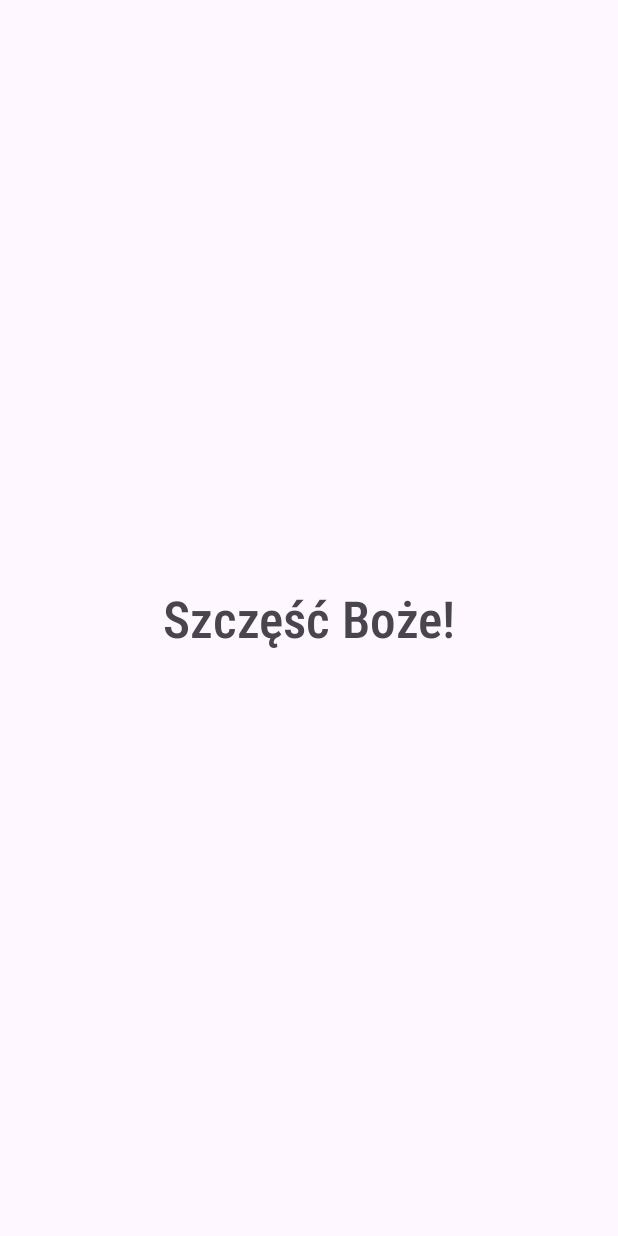
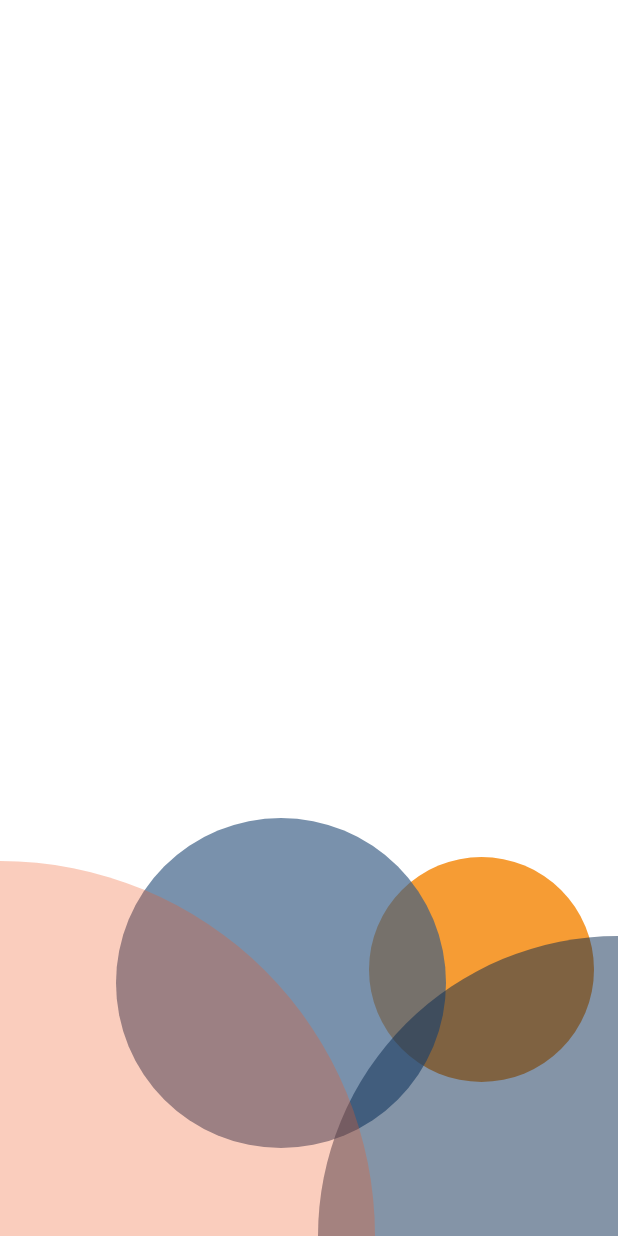
Before and after one commit to mlekstan/NET-CARS, an Android app: the screen it shows after launch (MainActivity), on a phone screen of 412 x 824 dp. Run offline under Robolectric (Android 15) with nearby library versions, the phone set to English and light mode, and no system bars.

Commit message:
animacja figur (ekran logowania)

```diff
--- a/app/src/main/java/com/example/shop_app/MainActivity.java
+++ b/app/src/main/java/com/example/shop_app/MainActivity.java
@@ -10,8 +10,12 @@ import android.animation.ValueAnimator;
 import android.os.Build;
 import android.os.Bundle;
 import android.os.Handler;
+import android.util.DisplayMetrics;
 import android.view.View;
+import android.view.Window;
+import android.view.WindowManager;
 import android.view.animation.AnticipateInterpolator;
+import android.view.animation.AnticipateOvershootInterpolator;
 import android.view.animation.LinearInterpolator;
 import android.view.animation.OvershootInterpolator;
 
@@ -25,8 +29,51 @@ import androidx.core.view.WindowInsetsCompat;
 
 import java.time.Duration;
 import java.time.Instant;
+import java.util.Random;
 
 public class MainActivity extends AppCompatActivity {
+    private static void makeAnimation(View animatedViewObject, long duration) {
+        final ValueAnimator fadeOutAnimator = ValueAnimator.ofFloat(1f, 0f);
+        fadeOutAnimator.setDuration(duration);
+        fadeOutAnimator.addUpdateListener(new ValueAnimator.AnimatorUpdateListener() {
+            @Override
+            public void onAnimationUpdate(ValueAnimator animation) {
+                float alpha = (float) animation.getAnimatedValue();
+                animatedViewObject.setAlpha(alpha);
+            }
+        });
+
+
+        final ValueAnimator fadeInAnimator = ValueAnimator.ofFloat(0f, 1f);
+        fadeInAnimator.setDuration(duration);
+        fadeInAnimator.addUpdateListener(new ValueAnimator.AnimatorUpdateListener() {
+            @Override
+            public void onAnimationUpdate(ValueAnimator animation) {
+                float alpha = (float) animation.getAnimatedValue();
+                animatedViewObject.setAlpha(alpha);
+            }
+        });
+
+
+        fadeOutAnimator.addListener(new AnimatorListenerAdapter() {
+            @Override
+            public void onAnimationEnd(Animator animation) {
+                super.onAnimationEnd(animation);
+                fadeInAnimator.start();
+            }
+        });
+
+        fadeInAnimator.addListener(new AnimatorListenerAdapter() {
+            @Override
+            public void onAnimationEnd(Animator animation) {
+                super.onAnimationEnd(animation);
+                fadeOutAnimator.start();
+            }
+        });
+
+        fadeOutAnimator.start();
+    }
+
 
     @RequiresApi(api = Build.VERSION_CODES.S)
     @Override
@@ -36,7 +83,7 @@ public class MainActivity extends AppCompatActivity {
 
         splashScreen.setKeepOnScreenCondition(() -> {
             try {
-                Thread.sleep(0);
+                Thread.sleep(800);
                 return false;
             } catch (Exception e) {
                 return false;
@@ -49,81 +96,51 @@ public class MainActivity extends AppCompatActivity {
             Instant startTime = Instant.now();
             long endTime = 2;
 
-            while((Duration.between(startTime,Instant.now())).getSeconds() < endTime){}
+            while((Duration.between(startTime,Instant.now())).getSeconds() < endTime){} // pojebane ale niech zostanie na pamiatkę - też działa ;)
             return false;
         });
 
         */
 
         splashScreen.setOnExitAnimationListener(splashScreenViewProvider -> {
-            ObjectAnimator endScreenAnimation = ObjectAnimator.ofFloat(splashScreenViewProvider.getView(), "alpha", 1f, 0f);
-            endScreenAnimation.setDuration(500);
+            ObjectAnimator endScreenAnimation = ObjectAnimator.ofFloat(splashScreenViewProvider.getView(), "alpha", 1.0f, 0.0f);
+            endScreenAnimation.setDuration(1000);
 
 
-            ValueAnimator firstEndAnimation = ValueAnimator.ofFloat(1f,0f);
+            ValueAnimator firstEndAnimation = ValueAnimator.ofFloat(1.0f, 0.0f);
             firstEndAnimation.setDuration(500);
+            firstEndAnimation.setInterpolator(new AnticipateOvershootInterpolator());
 
             firstEndAnimation.addUpdateListener(anim -> {
-                splashScreenViewProvider.getIconView().setAlpha((Float) firstEndAnimation.getAnimatedValue());
+                splashScreenViewProvider.getIconView().setScaleX((Float) firstEndAnimation.getAnimatedValue());
             });
 
 
-            ValueAnimator secondEndAnimation = ValueAnimator.ofFloat(1f,0.0f);
+            ValueAnimator secondEndAnimation = ValueAnimator.ofFloat(1.0f, 0.0f);
             secondEndAnimation.setDuration(500);
-            secondEndAnimation.setInterpolator(new OvershootInterpolator());
+            secondEndAnimation.setInterpolator(new AnticipateOvershootInterpolator());
 
             secondEndAnimation.addUpdateListener(anim -> {
-                splashScreenViewProvider.getIconView().setScaleX((Float) secondEndAnimation.getAnimatedValue());
+                splashScreenViewProvider.getIconView().setScaleY((Float) secondEndAnimation.getAnimatedValue());
             });
 
 
-            ValueAnimator thirdEndAnimation = ValueAnimator.ofFloat(1f,0.0f);
-            thirdEndAnimation.setDuration(500);
-            thirdEndAnimation.setInterpolator(new OvershootInterpolator());
+            AnimatorSet endAnimations = new AnimatorSet();
+            endAnimations.play(firstEndAnimation).with(secondEndAnimation);
 
-            thirdEndAnimation.addUpdateListener(anim -> {
-                splashScreenViewProvider.getIconView().setScaleY((Float) thirdEndAnimation.getAnimatedValue());
-            });
-
-
-
-            AnimatorSet endAnimations = new AnimatorSet();
-            /*
             endAnimations.addListener(new AnimatorListenerAdapter() {
                 @Override
                 public void onAnimationEnd(Animator animation) {
                     splashScreenViewProvider.remove();
                 }
             });
-            */
 
-            endAnimations.play(firstEndAnimation).with(secondEndAnimation);
-            endAnimations.play(firstEndAnimation).with(thirdEndAnimation);
-            endAnimations.play(secondEndAnimation).with(thirdEndAnimation);
-            //endAnimations.play(endScreenAnimation).after(thirdEndAnimation);
+
             endAnimations.start();
             endScreenAnimation.start();
         });
 
 
-        /*
-        splashScreen.setOnExitAnimationListener(splashScreenViewProvider -> {
-            final ObjectAnimator slideUp = ObjectAnimator.ofFloat(splashScreenViewProvider.getView(),(View.ALPHA), 1f, 0f);
-            slideUp.setInterpolator(new AnticipateInterpolator());
-            slideUp.setDuration(200L);
-
-            // Call SplashScreenView.remove at the end of your custom animation.
-            slideUp.addListener(new AnimatorListenerAdapter() {
-                @Override
-                public void onAnimationEnd(Animator animation) {
-                    splashScreenViewProvider.remove();
-                }
-            });
-
-            // Run your animation.
-            slideUp.start();
-        });
-        */
 
         EdgeToEdge.enable(this);
 
@@ -133,5 +150,21 @@ public class MainActivity extends AppCompatActivity {
             v.setPadding(systemBars.left, systemBars.top, systemBars.right, systemBars.bottom);
             return insets;
         });
+
+
+        final View orangeCircle = findViewById(R.id.first_orange_circle);
+        final View lightBlueCircle = findViewById(R.id.first_light_blue_circle);
+        final View blueCircle = findViewById(R.id.first_blue_circle);
+        final View redCircle = findViewById(R.id.first_red_circle);
+
+        makeAnimation(orangeCircle,5000);
+        makeAnimation(lightBlueCircle, 5500);
+        makeAnimation(blueCircle,6000);
+        makeAnimation(redCircle,6500);
+
+
+
+
+
     }
 }
--- /dev/null
+++ b/app/src/main/res/drawable/blue_circle.xml
@@ -0,0 +1,6 @@
+<?xml version="1.0" encoding="utf-8"?>
+<shape xmlns:android="http://schemas.android.com/apk/res/android">
+    <size android:width="200dp" android:height="200dp"/>
+    <solid android:color="#09294f"/>
+    <corners android:topLeftRadius="200dp"/>
+</shape>
--- /dev/null
+++ b/app/src/main/res/drawable/light_blue_circle.xml
@@ -0,0 +1,6 @@
+<?xml version="1.0" encoding="utf-8"?>
+<shape xmlns:android="http://schemas.android.com/apk/res/android">
+    <size android:width="200dp" android:height="200dp"/>
+    <solid android:color="#3a5e85"/>
+    <corners android:radius="200dp"/>
+</shape>
--- /dev/null
+++ b/app/src/main/res/drawable/orange_circle.xml
@@ -0,0 +1,6 @@
+<?xml version="1.0" encoding="utf-8"?>
+<shape xmlns:android="http://schemas.android.com/apk/res/android">
+    <size android:width="150dp" android:height="150dp"/>
+    <solid android:color="#f6921f"/>
+    <corners android:radius="75dp"/>
+</shape>
--- /dev/null
+++ b/app/src/main/res/drawable/red_circle.xml
@@ -0,0 +1,6 @@
+<?xml version="1.0" encoding="utf-8"?>
+<shape xmlns:android="http://schemas.android.com/apk/res/android">
+    <size android:width="400dp" android:height="400dp"/>
+    <solid android:color="#f05a24"/>
+    <corners android:topRightRadius="400dp"/>
+</shape>
--- a/app/src/main/res/layout/activity_intro.xml
+++ b/app/src/main/res/layout/activity_intro.xml
@@ -5,4 +5,11 @@
     android:id="@+id/main"
     android:layout_width="match_parent"
     android:layout_height="match_parent"
-    tools:context=".IntroActivity"/>
+    tools:context=".IntroActivity">
+
+
+
+
+
+
+</androidx.constraintlayout.widget.ConstraintLayout>
--- a/app/src/main/res/layout/activity_main.xml
+++ b/app/src/main/res/layout/activity_main.xml
@@ -7,15 +7,52 @@
     android:layout_height="match_parent"
     tools:context=".MainActivity">
 
-    <TextView
-        android:layout_width="wrap_content"
-        android:layout_height="wrap_content"
-        android:fontFamily="sans-serif-condensed-medium"
-        android:text="@string/hello_world"
-        android:textSize="34sp"
+    <ImageView
+        android:id="@+id/first_orange_circle"
+        android:layout_width="150dp"
+        android:layout_height="150dp"
+        android:background="@drawable/orange_circle"
         app:layout_constraintBottom_toBottomOf="parent"
         app:layout_constraintEnd_toEndOf="parent"
+        app:layout_constraintHorizontal_bias="0.938"
         app:layout_constraintStart_toStartOf="parent"
-        app:layout_constraintTop_toTopOf="parent" />
+        app:layout_constraintTop_toTopOf="parent"
+        app:layout_constraintVertical_bias="0.848" />
+
+    <ImageView
+        android:id="@+id/first_light_blue_circle"
+        android:layout_width="220dp"
+        android:layout_height="220dp"
+        android:background="@drawable/light_blue_circle"
+        app:layout_constraintBottom_toBottomOf="parent"
+        app:layout_constraintEnd_toEndOf="parent"
+        app:layout_constraintHorizontal_bias="0.403"
+        app:layout_constraintStart_toStartOf="parent"
+        app:layout_constraintTop_toTopOf="parent"
+        app:layout_constraintVertical_bias="0.903" />
+
+    <ImageView
+        android:id="@+id/first_blue_circle"
+        android:layout_width="200dp"
+        android:layout_height="200dp"
+        android:background="@drawable/blue_circle"
+        app:layout_constraintBottom_toBottomOf="parent"
+        app:layout_constraintEnd_toEndOf="parent"
+        app:layout_constraintHorizontal_bias="1.0"
+        app:layout_constraintStart_toStartOf="parent"
+        app:layout_constraintTop_toTopOf="parent"
+        app:layout_constraintVertical_bias="1.0" />
+
+    <ImageView
+        android:id="@+id/first_red_circle"
+        android:layout_width="250dp"
+        android:layout_height="250dp"
+        android:background="@drawable/red_circle"
+        app:layout_constraintBottom_toBottomOf="parent"
+        app:layout_constraintEnd_toEndOf="parent"
+        app:layout_constraintHorizontal_bias="0.0"
+        app:layout_constraintStart_toStartOf="parent"
+        app:layout_constraintTop_toTopOf="parent"
+        app:layout_constraintVertical_bias="1.0" />
 
 </androidx.constraintlayout.widget.ConstraintLayout>
--- a/app/src/main/res/values/themes.xml
+++ b/app/src/main/res/values/themes.xml
@@ -1,18 +1,25 @@
 <resources xmlns:tools="http://schemas.android.com/tools">
     <!-- Base application theme. -->
     <style name="Base.Theme.Shop_app" parent="Theme.Material3.DayNight.NoActionBar">
+        <item name="android:background">@color/white</item>
+        <item name="android:statusBarColor">@android:color/white</item>
+        <item name="android:windowLightStatusBar">true</item>
+
         <!-- Customize your light theme here. -->
         <!-- <item name="colorPrimary">@color/my_light_primary</item> -->
     </style>
 
-    <style name="Theme.Shop_app" parent="Base.Theme.Shop_app" />
+    <style name="Theme.Shop_app" parent="Base.Theme.Shop_app" >
+
+    </style>
 
     <style name="Theme.AnimatedSplash.MySplash" parent="Theme.SplashScreen">
         <item name="windowSplashScreenBackground">@color/white</item>
         <item name="windowSplashScreenAnimatedIcon">@drawable/avd_netcars_logo_anim_v2</item>
         <item name="windowSplashScreenAnimationDuration">1000</item>
         <item name="postSplashScreenTheme">@style/Base.Theme.Shop_app</item>
-
     </style>
 
+
+
 </resources>
```
